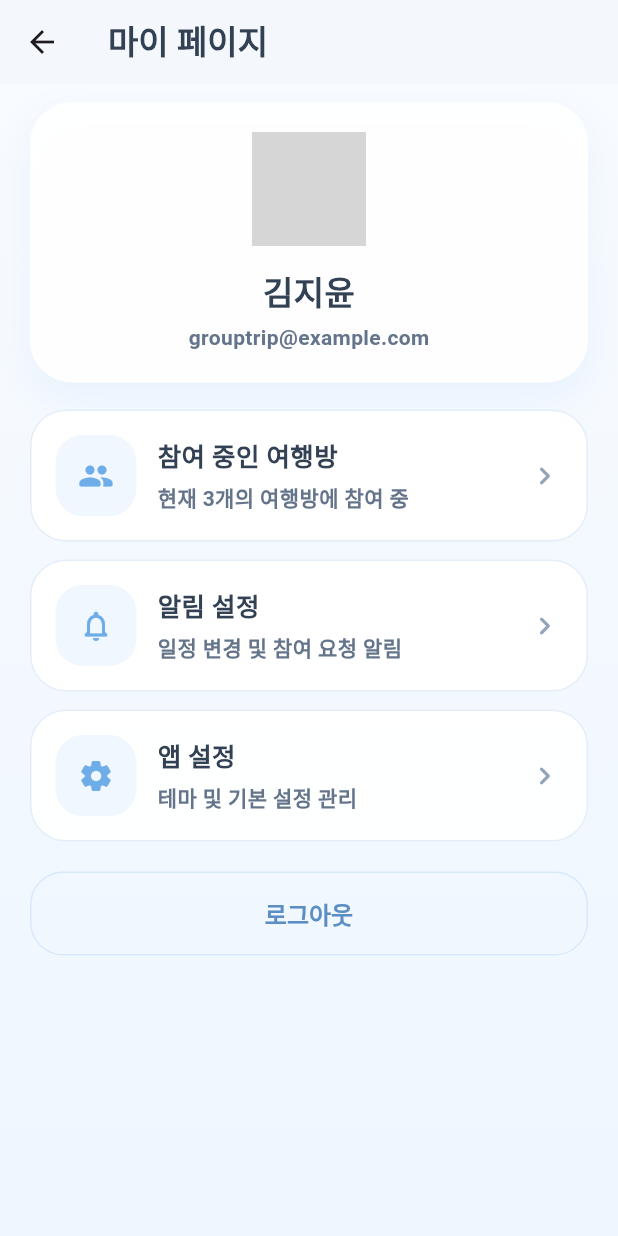
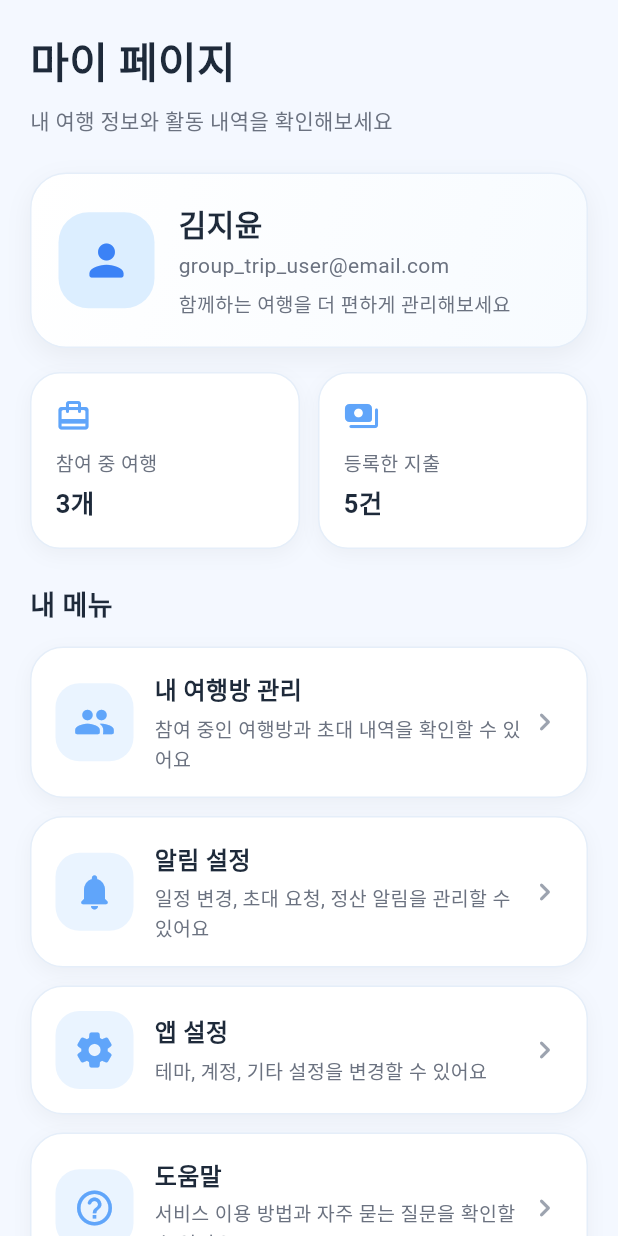
Before and after one commit to loyealty/group_trip_app, a Flutter app: the MyScreen screen opened directly, on a phone screen of 412 x 824 dp. Run offline on Flutter 3.47's test engine with Material 3 defaults, Android fonts, the phone set to English and light mode, and no system bars; network calls fail; grey boxes are pictures that could not be loaded.

Commit message:
feat: improve my screen UI and unify app styling

```diff
--- a/lib/screens/my_screen.dart
+++ b/lib/screens/my_screen.dart
@@ -5,153 +5,250 @@ class MyScreen extends StatelessWidget {
 
   @override
   Widget build(BuildContext context) {
-    final List<MenuItemData> menus = [
-      const MenuItemData(
-        icon: Icons.group_rounded,
-        title: '참여 중인 여행방',
-        subtitle: '현재 3개의 여행방에 참여 중',
-      ),
-      const MenuItemData(
-        icon: Icons.notifications_none_rounded,
-        title: '알림 설정',
-        subtitle: '일정 변경 및 참여 요청 알림',
-      ),
-      const MenuItemData(
-        icon: Icons.settings_rounded,
-        title: '앱 설정',
-        subtitle: '테마 및 기본 설정 관리',
-      ),
-    ];
-
     return Scaffold(
-      appBar: AppBar(
-        backgroundColor: const Color(0xFFF4F8FC),
-        elevation: 0,
-        title: const Text(
+      backgroundColor: const Color(0xFFF4F8FF),
+      body: SafeArea(
+        child: ListView(
+          padding: const EdgeInsets.all(20),
+          children: [
+            const Text(
               '마이 페이지',
               style: TextStyle(
-            fontWeight: FontWeight.w800,
-            color: Color(0xFF334155),
-          ),
-        ),
-      ),
-      body: Container(
-        decoration: const BoxDecoration(
-          gradient: LinearGradient(
-            colors: [Color(0xFFF8FBFF), Color(0xFFEEF6FF)],
-            begin: Alignment.topCenter,
-            end: Alignment.bottomCenter,
-          ),
-        ),
-        child: ListView(
-          padding: const EdgeInsets.fromLTRB(20, 12, 20, 24),
-          children: [
-            const _ProfileCard(),
-            const SizedBox(height: 18),
-            ...menus.map(
-              (menu) => Padding(
-                padding: const EdgeInsets.only(bottom: 12),
-                child: _MenuCard(menu: menu),
+                fontSize: 28,
+                fontWeight: FontWeight.bold,
+                color: Color(0xFF1E2A3A),
               ),
             ),
             const SizedBox(height: 8),
-            OutlinedButton(
+            const Text(
+              '내 여행 정보와 활동 내역을 확인해보세요',
+              style: TextStyle(fontSize: 14, color: Color(0xFF6B7280)),
+            ),
+            const SizedBox(height: 24),
+
+            _buildProfileCard(),
+            const SizedBox(height: 16),
+
+            Row(
+              children: [
+                Expanded(
+                  child: _buildStatCard(
+                    icon: Icons.card_travel_rounded,
+                    title: '참여 중 여행',
+                    value: '3개',
+                  ),
+                ),
+                const SizedBox(width: 12),
+                Expanded(
+                  child: _buildStatCard(
+                    icon: Icons.payments_rounded,
+                    title: '등록한 지출',
+                    value: '5건',
+                  ),
+                ),
+              ],
+            ),
+
+            const SizedBox(height: 24),
+
+            const Text(
+              '내 메뉴',
+              style: TextStyle(
+                fontSize: 18,
+                fontWeight: FontWeight.bold,
+                color: Color(0xFF1E2A3A),
+              ),
+            ),
+            const SizedBox(height: 14),
+
+            _buildMenuCard(
+              icon: Icons.group_rounded,
+              title: '내 여행방 관리',
+              subtitle: '참여 중인 여행방과 초대 내역을 확인할 수 있어요',
+            ),
+            const SizedBox(height: 12),
+            _buildMenuCard(
+              icon: Icons.notifications_rounded,
+              title: '알림 설정',
+              subtitle: '일정 변경, 초대 요청, 정산 알림을 관리할 수 있어요',
+            ),
+            const SizedBox(height: 12),
+            _buildMenuCard(
+              icon: Icons.settings_rounded,
+              title: '앱 설정',
+              subtitle: '테마, 계정, 기타 설정을 변경할 수 있어요',
+            ),
+            const SizedBox(height: 12),
+            _buildMenuCard(
+              icon: Icons.help_outline_rounded,
+              title: '도움말',
+              subtitle: '서비스 이용 방법과 자주 묻는 질문을 확인할 수 있어요',
+            ),
+
+            const SizedBox(height: 20),
+
+            SizedBox(
+              width: double.infinity,
+              child: OutlinedButton(
                 onPressed: () {},
                 style: OutlinedButton.styleFrom(
-                foregroundColor: const Color(0xFF5B8EC5),
-                side: const BorderSide(color: Color(0xFFD7E9FB)),
-                padding: const EdgeInsets.symmetric(vertical: 16),
+                  foregroundColor: const Color(0xFF60A5FA),
+                  side: const BorderSide(color: Color(0xFFBFDBFE)),
+                  padding: const EdgeInsets.symmetric(vertical: 15),
                   shape: RoundedRectangleBorder(
-                  borderRadius: BorderRadius.circular(22),
-                ),
-                textStyle: const TextStyle(
-                  fontSize: 16,
-                  fontWeight: FontWeight.w800,
+                    borderRadius: BorderRadius.circular(16),
                   ),
                 ),
-              child: const Text('로그아웃'),
+                child: const Text(
+                  '로그아웃',
+                  style: TextStyle(fontSize: 15, fontWeight: FontWeight.w600),
+                ),
+              ),
             ),
           ],
         ),
       ),
     );
   }
-}
 
-class _ProfileCard extends StatelessWidget {
-  const _ProfileCard();
-
-  @override
-  Widget build(BuildContext context) {
+  Widget _buildProfileCard() {
     return Container(
-      padding: const EdgeInsets.all(20),
+      width: double.infinity,
+      padding: const EdgeInsets.all(18),
       decoration: BoxDecoration(
-        color: Colors.white.withOpacity(0.95),
-        borderRadius: BorderRadius.circular(28),
+        gradient: const LinearGradient(
+          colors: [Color(0xFFFFFFFF), Color(0xFFF7FBFF)],
+          begin: Alignment.topLeft,
+          end: Alignment.bottomRight,
+        ),
+        borderRadius: BorderRadius.circular(24),
         boxShadow: [
           BoxShadow(
-            color: const Color(0xFFB6D4F0).withOpacity(0.22),
-            blurRadius: 22,
-            offset: const Offset(0, 10),
+            color: Colors.black.withOpacity(0.05),
+            blurRadius: 14,
+            offset: const Offset(0, 6),
           ),
         ],
+        border: Border.all(color: const Color(0xFFE5EEF9)),
       ),
-      child: const Column(
+      child: Row(
         children: [
-          CircleAvatar(
-            radius: 38,
-            backgroundImage: NetworkImage(
-              'https://images.unsplash.com/photo-1500648767791-00dcc994a43e?q=80&w=400&auto=format&fit=crop',
+          Container(
+            width: 64,
+            height: 64,
+            decoration: BoxDecoration(
+              color: const Color(0xFFDCEEFF),
+              borderRadius: BorderRadius.circular(20),
+            ),
+            child: const Icon(
+              Icons.person_rounded,
+              color: Color(0xFF3B82F6),
+              size: 34,
             ),
           ),
-          SizedBox(height: 14),
+          const SizedBox(width: 16),
+          const Expanded(
+            child: Column(
+              crossAxisAlignment: CrossAxisAlignment.start,
+              children: [
                 Text(
                   '김지윤',
                   style: TextStyle(
-              fontSize: 22,
-              fontWeight: FontWeight.w800,
-              color: Color(0xFF334155),
+                    fontSize: 20,
+                    fontWeight: FontWeight.bold,
+                    color: Color(0xFF1E2A3A),
                   ),
+                ),
+                SizedBox(height: 4),
+                Text(
+                  'group_trip_user@email.com',
+                  style: TextStyle(fontSize: 14, color: Color(0xFF6B7280)),
                 ),
                 SizedBox(height: 6),
                 Text(
-            'grouptrip@example.com',
-            style: TextStyle(
-              fontSize: 14,
-              fontWeight: FontWeight.w600,
-              color: Color(0xFF64748B),
+                  '함께하는 여행을 더 편하게 관리해보세요',
+                  style: TextStyle(fontSize: 13, color: Color(0xFF6B7280)),
+                ),
+              ],
             ),
           ),
         ],
       ),
     );
   }
-}
 
-class _MenuCard extends StatelessWidget {
-  final MenuItemData menu;
-
-  const _MenuCard({required this.menu});
-
-  @override
-  Widget build(BuildContext context) {
+  Widget _buildStatCard({
+    required IconData icon,
+    required String title,
+    required String value,
+  }) {
     return Container(
       padding: const EdgeInsets.all(16),
       decoration: BoxDecoration(
-        color: Colors.white.withOpacity(0.96),
-        borderRadius: BorderRadius.circular(24),
-        border: Border.all(color: const Color(0xFFE4EEF9)),
+        color: Colors.white,
+        borderRadius: BorderRadius.circular(20),
+        boxShadow: [
+          BoxShadow(
+            color: Colors.black.withOpacity(0.04),
+            blurRadius: 10,
+            offset: const Offset(0, 4),
+          ),
+        ],
+        border: Border.all(color: const Color(0xFFE5EEF9)),
+      ),
+      child: Column(
+        crossAxisAlignment: CrossAxisAlignment.start,
+        children: [
+          Icon(icon, color: const Color(0xFF60A5FA), size: 24),
+          const SizedBox(height: 10),
+          Text(
+            title,
+            style: const TextStyle(fontSize: 13, color: Color(0xFF6B7280)),
+          ),
+          const SizedBox(height: 4),
+          Text(
+            value,
+            style: const TextStyle(
+              fontSize: 17,
+              fontWeight: FontWeight.bold,
+              color: Color(0xFF1E2A3A),
+            ),
+          ),
+        ],
+      ),
+    );
+  }
+
+  Widget _buildMenuCard({
+    required IconData icon,
+    required String title,
+    required String subtitle,
+  }) {
+    return Container(
+      width: double.infinity,
+      padding: const EdgeInsets.all(16),
+      decoration: BoxDecoration(
+        color: Colors.white,
+        borderRadius: BorderRadius.circular(22),
+        boxShadow: [
+          BoxShadow(
+            color: Colors.black.withOpacity(0.04),
+            blurRadius: 10,
+            offset: const Offset(0, 4),
+          ),
+        ],
+        border: Border.all(color: const Color(0xFFE5EEF9)),
       ),
       child: Row(
         children: [
           Container(
-            width: 54,
-            height: 54,
+            width: 52,
+            height: 52,
             decoration: BoxDecoration(
-              color: const Color(0xFFF1F7FF),
-              borderRadius: BorderRadius.circular(18),
+              color: const Color(0xFFEAF4FF),
+              borderRadius: BorderRadius.circular(16),
             ),
-            child: Icon(menu.icon, color: const Color(0xFF6EADE8)),
+            child: Icon(icon, color: const Color(0xFF60A5FA), size: 28),
           ),
           const SizedBox(width: 14),
           Expanded(
@@ -159,40 +256,27 @@ class _MenuCard extends StatelessWidget {
               crossAxisAlignment: CrossAxisAlignment.start,
               children: [
                 Text(
-                  menu.title,
+                  title,
                   style: const TextStyle(
-                    fontSize: 17,
-                    fontWeight: FontWeight.w800,
-                    color: Color(0xFF334155),
+                    fontSize: 16,
+                    fontWeight: FontWeight.bold,
+                    color: Color(0xFF1E2A3A),
                   ),
                 ),
                 const SizedBox(height: 4),
                 Text(
-                  menu.subtitle,
+                  subtitle,
                   style: const TextStyle(
-                    fontSize: 14,
-                    fontWeight: FontWeight.w600,
-                    color: Color(0xFF64748B),
+                    fontSize: 13,
+                    color: Color(0xFF6B7280),
                   ),
                 ),
               ],
             ),
           ),
-          const Icon(Icons.chevron_right_rounded, color: Color(0xFF94A3B8)),
+          const Icon(Icons.chevron_right_rounded, color: Color(0xFF9CA3AF)),
         ],
       ),
     );
   }
 }
-
-class MenuItemData {
-  final IconData icon;
-  final String title;
-  final String subtitle;
-
-  const MenuItemData({
-    required this.icon,
-    required this.title,
-    required this.subtitle,
-  });
-}
```
Lines whose indentation alone changed are shown as unchanged.
